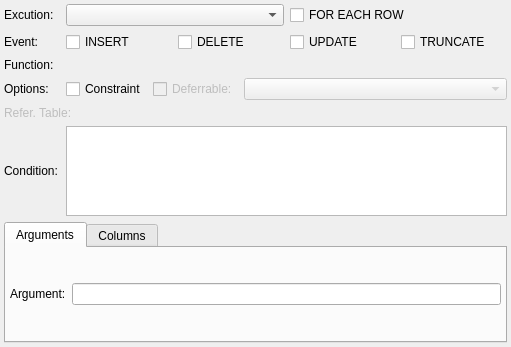
The window that libpgmodeler_ui/ui/triggerwidget.ui (pgmodeler/pgmodeler) describes before a commit, drawn with Qt 5.
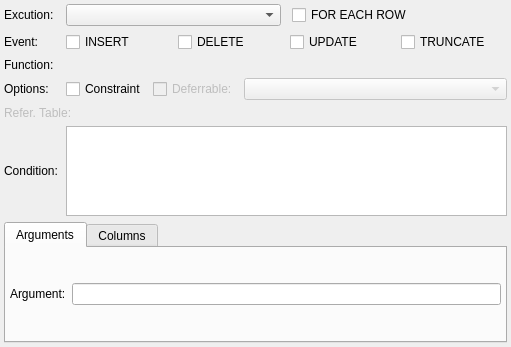
The same window after the commit.

Patch:
```diff
--- a/libpgmodeler_ui/ui/triggerwidget.ui
+++ b/libpgmodeler_ui/ui/triggerwidget.ui
@@ -132,6 +132,22 @@
        </property>
       </widget>
      </item>
+     <item>
+      <spacer name="horizontalSpacer">
+       <property name="orientation">
+        <enum>Qt::Horizontal</enum>
+       </property>
+       <property name="sizeType">
+        <enum>QSizePolicy::Fixed</enum>
+       </property>
+       <property name="sizeHint" stdset="0">
+        <size>
+         <width>5</width>
+         <height>20</height>
+        </size>
+       </property>
+      </spacer>
+     </item>
      <item>
       <widget class="QCheckBox" name="exec_per_row_chk">
        <property name="sizePolicy">
```
